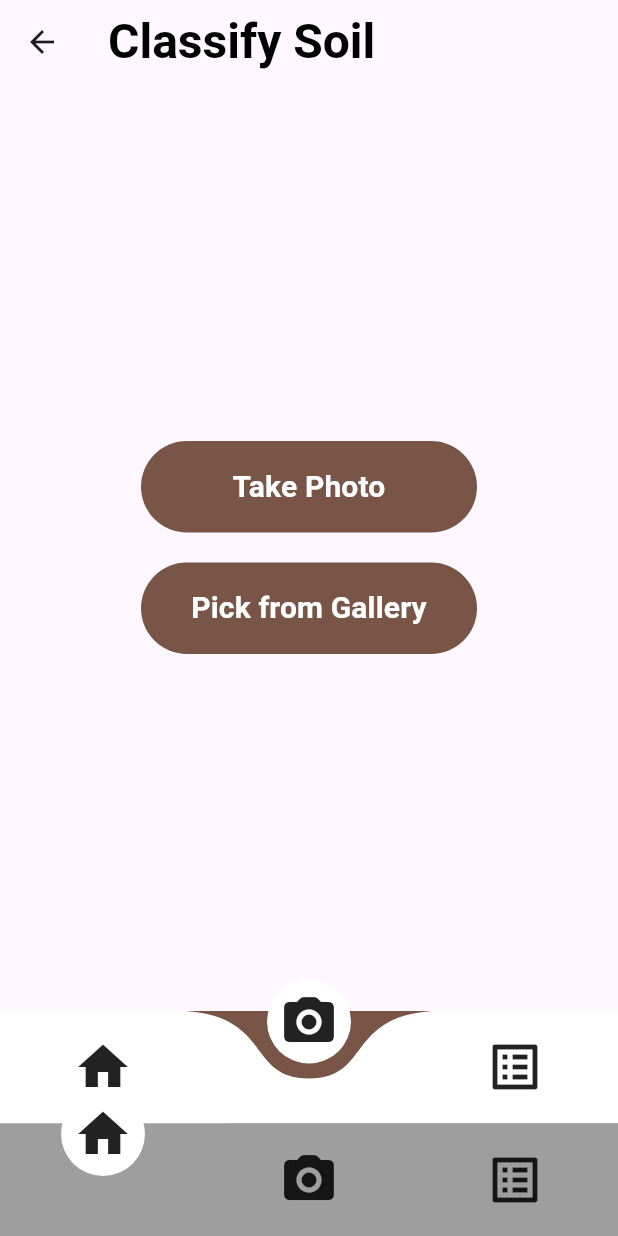
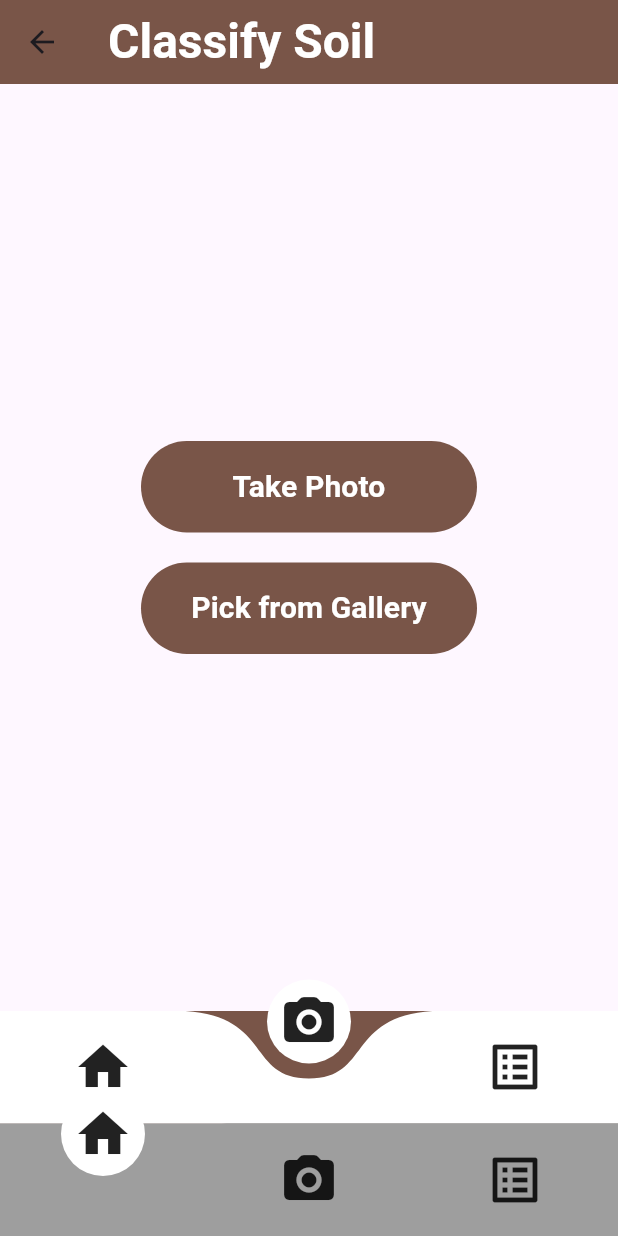
Before and after one commit to aoonsyed/FYP, a Flutter app: the BottomNabBar screen opened directly, item 2 of the bottom bar chosen, on a phone screen of 412 x 824 dp. Run offline on Flutter 3.47's test engine with Material 3 defaults, Android fonts, the phone set to English and light mode, and no system bars; drawn by our look-alikes of curved_navigation_bar; our stand-ins replace image_picker, weather; missing offline and left inert: tflite_flutter; network calls fail.

Commit message:
UI Updated

```diff
--- a/lib/main.dart
+++ b/lib/main.dart
@@ -28,7 +28,7 @@ class MyApp extends StatelessWidget {
   @override
   Widget build(BuildContext context) {
     return MaterialApp(
-
+      debugShowCheckedModeBanner: false,
       theme: appTheme,
       home: OnBoardingScreen(),
     );
--- a/lib/screens/OnBoardingScreen.dart
+++ b/lib/screens/OnBoardingScreen.dart
@@ -13,11 +13,11 @@ class _OnBoardingScreenState extends State<OnBoardingScreen> {
   PageController pageController = PageController();
   int currentIndex=0;
   List data = [{
-    "title":"Welcome to Soil Sense",
+    "title":"Welcome to SoilSense",
     "description":"Slide through diverse soil types, unravel key features and harness the predictive power for smarter farming decisions."
   },
     {
-      "title":"Soil Sense is your ally in precision agriculture",
+      "title":"SoilSense is your ally in precision agriculture",
       "description":"Explore soil types effortlessly decode distinctive features and receive personalized crop prediction."
     },
     {
--- a/lib/screens/pages/home_page.dart
+++ b/lib/screens/pages/home_page.dart
@@ -46,12 +46,15 @@ class _HomePageState extends State<HomePage> {
       ),
       home: Scaffold(
         appBar: AppBar(
-          title: Text(
-            "Home",
-            style: TextStyle(
-              color: Colors.black,
-              fontSize: 32,
-              fontWeight: FontWeight.w500,
+          backgroundColor: Colors.brown,
+          title: Center(
+            child: Text(
+              "Home",
+              style: TextStyle(
+                color: Colors.white,
+                fontSize: 32,
+                fontWeight: FontWeight.w500,
+              ),
             ),
           ),
         ),
@@ -64,8 +67,8 @@ class _HomePageState extends State<HomePage> {
                   children: [
                     Text(_weather!.areaName ?? " ", style: TextStyle(fontSize: 20)),
                     Container(
-                      height: 90,
-                      width: 90,
+                      height: 110,
+                      width: 110,
                       child: Image(
                         image: NetworkImage(
                             "https://openweathermap.org/img/wn/${_weather!.weatherIcon}@4x.png"),
@@ -75,11 +78,11 @@ class _HomePageState extends State<HomePage> {
                       "${_weather!.temperature?.celsius!.toStringAsFixed(0)} c",
                       style: TextStyle(fontSize: 30),
                     ),
-                    SizedBox(height: 30),
-                    Container(height: 220, child: Image.asset('assets/images/image1.png')),
+                    SizedBox(height: 15),
+                    Container(height: 200, child: Image.asset('assets/images/image1.png')),
                     Text(
-                      "Welcome to Soil Sense",
-                      style: TextStyle(fontSize: 25, fontWeight: FontWeight.bold),
+                      "Welcome to TerraView",
+                      style: TextStyle(fontSize: 27, fontWeight: FontWeight.bold),
                     ),
                     const SizedBox(
                       height: 25,
--- a/lib/screens/pages/user_manual.dart
+++ b/lib/screens/pages/user_manual.dart
@@ -7,10 +7,11 @@ class UserManual extends StatelessWidget {
   Widget build(BuildContext context) {
     return Scaffold(
       appBar: AppBar(
+        backgroundColor: Colors.brown,
         title: Text(
           "User Manual",
           style: TextStyle(
-            color: Colors.black,
+            color: Colors.white,
             fontSize: 32,
             fontWeight: FontWeight.bold,
           ),
--- a/lib/widgets/bottomNabBar.dart
+++ b/lib/widgets/bottomNabBar.dart
@@ -1,5 +1,6 @@
 import 'package:curved_navigation_bar/curved_navigation_bar.dart';
 import 'package:flutter/material.dart';
+import 'package:soil_sense/screens/result_screen.dart';
 
 import '../screens/about.dart';
 import '../screens/main_screen.dart';
@@ -15,6 +16,7 @@ class _BottomNabBarState extends State<BottomNabBar> {
   List screen=[
     HomeScreen(),
     AboutScreen(),
+    ResultScreen(),
   ];
   @override
   Widget build(BuildContext context) {
```
Also changed, not shown: lib/screens/onboard_screen.dart (+7 -22 lines), lib/screens/pages/new_test.dart (+38 -13 lines), lib/screens/result_screen.dart (+32 -9 lines).
